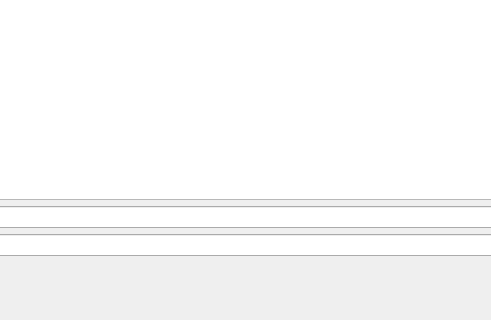
Before: the Qt Designer form QTSDI/forms/transportregdialog.ui in JaredFA363/Cargo-E-MarketPlace, drawn with Qt 5; both pictures show x 100 to 591 and y 235 to 555 of the 757 by 555 pixel window.
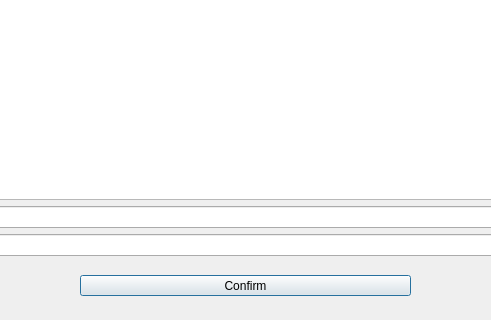
After: the same form once the commit is applied.

Commit message: CReated functional buttons in main window

What changed in the file:
```diff
--- a/QTSDI/forms/transportregdialog.ui
+++ b/QTSDI/forms/transportregdialog.ui
@@ -73,6 +73,19 @@
     </item>
    </layout>
   </widget>
+  <widget class="QPushButton" name="confirm">
+   <property name="geometry">
+    <rect>
+     <x>180</x>
+     <y>510</y>
+     <width>331</width>
+     <height>21</height>
+    </rect>
+   </property>
+   <property name="text">
+    <string>Confirm</string>
+   </property>
+  </widget>
  </widget>
  <resources/>
  <connections/>
```
Left out of the diff: 8 changed lines with no effect on the pictures. The commit also changes 10 other files.
